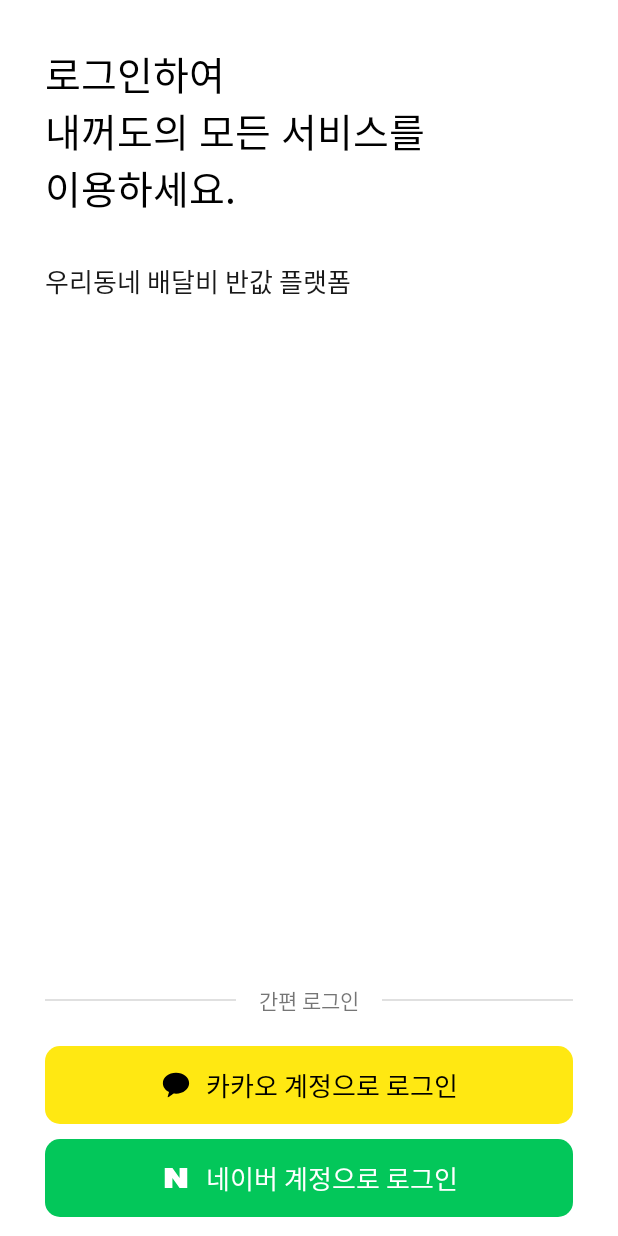
After one commit to uasang01/naeggeodo-android, an Android app: the layout activity_login.xml on its own in the app's theme, with its tools: preview values and no code run, on a phone screen of 412 x 824 dp. The commit adds this screen. Run offline under Robolectric (Android 15) with nearby library versions, the phone set to English and light mode, and no system bars.

Commit message:
feat : set up projcet, added login layout

```diff
--- a/app/build.gradle
+++ b/app/build.gradle
@@ -29,6 +29,11 @@ android {
     }
     kotlinOptions {
         jvmTarget = '1.8'
+    }
+
+    buildFeatures {
+        viewBinding true
+        dataBinding true
     }
 }
 
--- a/app/src/main/AndroidManifest.xml
+++ b/app/src/main/AndroidManifest.xml
@@ -14,7 +14,7 @@
         android:theme="@style/Theme.Naeggeodo"
         tools:targetApi="31">
         <activity
-            android:name=".MainActivity"
+            android:name=".view.LoginActivity"
             android:exported="true">
             <intent-filter>
                 <action android:name="android.intent.action.MAIN" />
--- a/app/src/main/java/com/naeggeodo/presentation/MainActivity.kt
+++ /dev/null
@@ -1,11 +0,0 @@
-package com.naeggeodo.presentation
-
-import androidx.appcompat.app.AppCompatActivity
-import android.os.Bundle
-
-class MainActivity : AppCompatActivity() {
-    override fun onCreate(savedInstanceState: Bundle?) {
-        super.onCreate(savedInstanceState)
-        setContentView(R.layout.activity_main)
-    }
-}
--- /dev/null
+++ b/app/src/main/java/com/naeggeodo/presentation/base/BaseActivity.kt
@@ -0,0 +1,44 @@
+package com.naeggeodo.presentation.base
+
+import android.os.Bundle
+import androidx.annotation.LayoutRes
+import androidx.appcompat.app.AppCompatActivity
+import androidx.appcompat.app.AppCompatDelegate
+import androidx.databinding.DataBindingUtil
+import androidx.databinding.ViewDataBinding
+
+abstract class BaseActivity<T: ViewDataBinding>
+    (@LayoutRes private val layoutId: Int): AppCompatActivity() {
+
+    protected lateinit var binding: T
+
+    override fun onCreate(savedInstanceState: Bundle?) {
+        beforeSetContentView()
+
+        super.onCreate(savedInstanceState)
+
+        // ignore dark mode
+        AppCompatDelegate.setDefaultNightMode(AppCompatDelegate.MODE_NIGHT_NO)
+
+        binding = DataBindingUtil.setContentView(this, layoutId)
+
+        initView()
+        initViewModel()
+        initListener()
+        afterOnCreate()
+    }
+
+    protected open fun beforeSetContentView() {}
+    protected open fun initView() {}
+    protected open fun initViewModel() {}
+    protected open fun initListener() {}
+    protected open fun afterOnCreate() {}
+
+
+//    protected fun shortShowToast(msg: String) =
+//        Toast.makeText(this, msg, Toast.LENGTH_SHORT).show()
+//
+//    protected fun longShowToast(msg: String) =
+//        Toast.makeText(this, msg, Toast.LENGTH_LONG).show()
+
+}
--- /dev/null
+++ b/app/src/main/java/com/naeggeodo/presentation/base/BaseFragment.kt
@@ -0,0 +1,53 @@
+package com.naeggeodo.presentation.base
+
+
+import android.os.Bundle
+import android.view.LayoutInflater
+import android.view.View
+import android.view.ViewGroup
+import android.widget.Toast
+import androidx.annotation.LayoutRes
+import androidx.databinding.DataBindingUtil
+import androidx.databinding.ViewDataBinding
+import androidx.fragment.app.Fragment
+import timber.log.Timber
+
+abstract class BaseFragment<B : ViewDataBinding>(
+    @LayoutRes val layoutId: Int
+) : Fragment() {
+    val binding get() = _binding!!
+    private var _binding: B? = null
+
+    override fun onCreateView(
+        inflater: LayoutInflater,
+        container: ViewGroup?,
+        savedInstanceState: Bundle?
+    ): View? {
+        _binding = DataBindingUtil.inflate(inflater, layoutId, container, false)
+        init()
+
+        Timber.e("onCreateView called")
+        return binding.root
+    }
+
+    override fun onViewCreated(view: View, savedInstanceState: Bundle?) {
+        super.onViewCreated(view, savedInstanceState)
+        binding.lifecycleOwner = this
+        Timber.e("onViewCreated called")
+    }
+
+    abstract fun init()
+
+    override fun onDestroyView() {
+        super.onDestroyView()
+
+        Timber.e("onDestroyView called")
+        _binding = null
+    }
+
+    protected fun shortShowToast(msg: String) =
+        Toast.makeText(context, msg, Toast.LENGTH_SHORT).show()
+
+    protected fun longShowToast(msg: String) =
+        Toast.makeText(context, msg, Toast.LENGTH_LONG).show()
+}
--- /dev/null
+++ b/app/src/main/java/com/naeggeodo/presentation/view/LoginActivity.kt
@@ -0,0 +1,9 @@
+package com.naeggeodo.presentation.view
+
+import com.naeggeodo.presentation.R
+import com.naeggeodo.presentation.base.BaseActivity
+import com.naeggeodo.presentation.databinding.ActivityLoginBinding
+
+class LoginActivity : BaseActivity<ActivityLoginBinding>(R.layout.activity_login) {
+
+}
--- /dev/null
+++ b/app/src/main/res/drawable/bg_kakao.xml
@@ -0,0 +1,15 @@
+<?xml version="1.0" encoding="utf-8"?>
+<shape
+    xmlns:android="http://schemas.android.com/apk/res/android"
+    android:shape="rectangle">
+
+    <stroke
+        android:width="0dp"/>
+
+    <solid
+        android:color="@color/kakao" />
+
+    <corners
+        android:radius="10dp" />
+
+</shape>
--- /dev/null
+++ b/app/src/main/res/drawable/bg_naver.xml
@@ -0,0 +1,15 @@
+<?xml version="1.0" encoding="utf-8"?>
+<shape
+    xmlns:android="http://schemas.android.com/apk/res/android"
+    android:shape="rectangle">
+
+    <stroke
+        android:width="0dp"/>
+
+    <solid
+        android:color="@color/naver" />
+
+    <corners
+        android:radius="10dp" />
+
+</shape>
--- /dev/null
+++ b/app/src/main/res/drawable/ic_kakao.xml
@@ -0,0 +1,9 @@
+<vector xmlns:android="http://schemas.android.com/apk/res/android"
+    android:width="20dp"
+    android:height="20dp"
+    android:viewportWidth="20"
+    android:viewportHeight="20">
+  <path
+      android:pathData="M9.997,1.875C5.167,1.875 1.25,4.982 1.25,8.817C1.25,11.296 2.886,13.468 5.351,14.701L4.463,17.891C4.463,17.891 4.447,18.04 4.542,18.096C4.638,18.152 4.753,18.109 4.753,18.109C5.029,18.07 7.94,16.01 8.449,15.653C8.952,15.726 9.474,15.762 10.003,15.762C14.833,15.762 18.75,12.655 18.75,8.82C18.75,4.986 14.827,1.875 9.997,1.875Z"
+      android:fillColor="#000000"/>
+</vector>
--- /dev/null
+++ b/app/src/main/res/drawable/ic_naver.xml
@@ -0,0 +1,4 @@
+<vector android:height="20dp" android:viewportHeight="30"
+    android:viewportWidth="30" android:width="20dp" xmlns:android="http://schemas.android.com/apk/res/android">
+    <path android:fillColor="#ffffff" android:pathData="M18.578,5V15.092L11.453,5H3.75V25H11.425V14.908L18.551,25H26.25V5H18.578Z"/>
+</vector>
--- /dev/null
+++ b/app/src/main/res/layout/activity_login.xml
@@ -0,0 +1,197 @@
+<?xml version="1.0" encoding="utf-8"?>
+<layout xmlns:android="http://schemas.android.com/apk/res/android"
+    xmlns:app="http://schemas.android.com/apk/res-auto"
+    xmlns:tools="http://schemas.android.com/tools">
+    <androidx.constraintlayout.widget.ConstraintLayout
+        android:layout_width="match_parent"
+        android:layout_height="match_parent"
+        tools:context=".view.LoginActivity">
+
+        <TextView
+            android:id="@+id/title"
+            android:layout_width="wrap_content"
+            android:layout_height="wrap_content"
+            android:text="로그인하여\n내꺼도의 모든 서비스를\n이용하세요."
+            style="@style/font_bold_26"
+            android:textColor="@color/black"
+
+            android:layout_marginTop="30dp"
+
+            app:layout_constraintStart_toStartOf="@+id/guideline_left"
+            app:layout_constraintTop_toTopOf="parent" />
+
+        <TextView
+            android:id="@+id/subTitle"
+            android:layout_width="wrap_content"
+            android:layout_height="wrap_content"
+            android:layout_marginTop="30dp"
+            android:text="우리동네 배달비 반값 플랫폼"
+            style="@style/font_regular"
+            android:textColor="@color/grey_191919"
+            app:layout_constraintTop_toBottomOf="@+id/title"
+            app:layout_constraintStart_toStartOf="@+id/guideline_left"
+            />
+
+        <androidx.constraintlayout.widget.ConstraintLayout
+            android:id="@+id/separator"
+            android:layout_width="0dp"
+            android:layout_height="wrap_content"
+            android:layout_marginBottom="20dp"
+            app:layout_constraintStart_toStartOf="@id/guideline_left"
+            app:layout_constraintEnd_toEndOf="@id/guideline_right"
+            app:layout_constraintBottom_toTopOf="@id/kakao_button"
+            >
+
+            <View
+                android:id="@+id/lineLeft"
+                android:layout_width="0dp"
+                android:layout_height="1dp"
+                android:background="@color/grey_E0E0E0"
+                app:layout_constraintTop_toTopOf="parent"
+                app:layout_constraintBottom_toBottomOf="parent"
+                app:layout_constraintStart_toStartOf="parent"
+                app:layout_constraintEnd_toStartOf="@id/separatorText"
+                />
+            <TextView
+                android:id="@+id/separatorText"
+                android:layout_width="wrap_content"
+                android:layout_height="wrap_content"
+                android:text="간편 로그인"
+                android:layout_marginHorizontal="15dp"
+                app:layout_constraintTop_toTopOf="parent"
+                app:layout_constraintStart_toEndOf="@+id/lineLeft"
+                app:layout_constraintEnd_toStartOf="@+id/lineRight"
+                />
+            <View
+                android:id="@+id/lineRight"
+                android:layout_width="0dp"
+                android:layout_height="1dp"
+                android:background="@color/grey_E0E0E0"
+                app:layout_constraintTop_toTopOf="parent"
+                app:layout_constraintBottom_toBottomOf="parent"
+                app:layout_constraintStart_toEndOf="@id/separatorText"
+                app:layout_constraintEnd_toEndOf="parent"
+                />
+
+        </androidx.constraintlayout.widget.ConstraintLayout>
+
+        <androidx.constraintlayout.widget.ConstraintLayout
+            android:id="@+id/kakao_button"
+            android:layout_width="0dp"
+            android:layout_height="52dp"
+            android:layout_marginBottom="10dp"
+            android:background="@drawable/bg_kakao"
+            app:layout_constraintStart_toStartOf="@id/guideline_left"
+            app:layout_constraintEnd_toEndOf="@id/guideline_right"
+            app:layout_constraintBottom_toTopOf="@id/naver_button"
+            >
+
+            <androidx.constraintlayout.widget.ConstraintLayout
+                android:layout_width="wrap_content"
+                android:layout_height="wrap_content"
+                app:layout_constraintStart_toStartOf="parent"
+                app:layout_constraintEnd_toEndOf="parent"
+                app:layout_constraintTop_toTopOf="parent"
+                app:layout_constraintBottom_toBottomOf="parent">
+                <ImageView
+                    android:id="@+id/ic_kakao"
+                    android:layout_width="wrap_content"
+                    android:layout_height="wrap_content"
+                    android:src="@drawable/ic_kakao"
+                    android:layout_marginEnd="10dp"
+                    app:layout_constraintTop_toTopOf="parent"
+                    app:layout_constraintBottom_toBottomOf="parent"
+                    app:layout_constraintStart_toStartOf="parent"
+                    app:layout_constraintEnd_toStartOf="@+id/txt_kakao"/>
+
+
+                <TextView
+                    android:id="@+id/txt_kakao"
+                    android:layout_width="wrap_content"
+                    android:layout_height="wrap_content"
+
+                    android:text="카카오 계정으로 로그인"
+                    style="@style/font_bold_17"
+                    android:textColor="@color/black"
+                    app:layout_constraintStart_toEndOf="@+id/ic_kakao"
+                    app:layout_constraintEnd_toEndOf="parent"
+                    app:layout_constraintTop_toTopOf="parent"
+                    app:layout_constraintBottom_toBottomOf="parent"
+                    />
+            </androidx.constraintlayout.widget.ConstraintLayout>
+
+
+
+        </androidx.constraintlayout.widget.ConstraintLayout>
+        <androidx.constraintlayout.widget.ConstraintLayout
+            android:id="@+id/naver_button"
+            android:layout_width="0dp"
+            android:layout_height="52dp"
+            android:background="@drawable/bg_naver"
+            app:layout_constraintStart_toStartOf="@id/guideline_left"
+            app:layout_constraintEnd_toEndOf="@id/guideline_right"
+            app:layout_constraintBottom_toBottomOf="@id/guideline_bottom"
+            >
+
+            <androidx.constraintlayout.widget.ConstraintLayout
+                android:layout_width="wrap_content"
+                android:layout_height="wrap_content"
+                app:layout_constraintStart_toStartOf="parent"
+                app:layout_constraintEnd_toEndOf="parent"
+                app:layout_constraintTop_toTopOf="parent"
+                app:layout_constraintBottom_toBottomOf="parent">
+                <ImageView
+                    android:id="@+id/ic_naver"
+                    android:layout_width="wrap_content"
+                    android:layout_height="wrap_content"
+                    android:src="@drawable/ic_naver"
+                    android:layout_marginEnd="10dp"
+
+                    app:layout_constraintTop_toTopOf="parent"
+                    app:layout_constraintBottom_toBottomOf="parent"
+                    app:layout_constraintStart_toStartOf="parent"
+                    app:layout_constraintEnd_toStartOf="@+id/txt_naver"/>
+
+
+                <TextView
+                    android:id="@+id/txt_naver"
+                    android:layout_width="wrap_content"
+                    android:layout_height="wrap_content"
+
+                    android:text="네이버 계정으로 로그인"
+                    android:textColor="@color/white"
+                    style="@style/font_bold_17"
+                    app:layout_constraintStart_toEndOf="@+id/ic_naver"
+                    app:layout_constraintEnd_toEndOf="parent"
+                    app:layout_constraintTop_toTopOf="parent"
+                    app:layout_constraintBottom_toBottomOf="parent"
+                    />
+            </androidx.constraintlayout.widget.ConstraintLayout>
+
+        </androidx.constraintlayout.widget.ConstraintLayout>
+
+        <androidx.constraintlayout.widget.Guideline
+            android:id="@+id/guideline_left"
+            android:layout_width="match_parent"
+            android:layout_height="match_parent"
+            android:orientation="vertical"
+            app:layout_constraintGuide_begin="30dp"
+            />
+        <androidx.constraintlayout.widget.Guideline
+            android:id="@+id/guideline_right"
+            android:layout_width="match_parent"
+            android:layout_height="match_parent"
+            android:orientation="vertical"
+            app:layout_constraintGuide_end="30dp"
+            />
+
+        <androidx.constraintlayout.widget.Guideline
+            android:id="@+id/guideline_bottom"
+            android:layout_width="match_parent"
+            android:layout_height="match_parent"
+            android:orientation="horizontal"
+            app:layout_constraintGuide_end="13dp"
+            />
+
+    </androidx.constraintlayout.widget.ConstraintLayout>
+</layout>
--- a/app/src/main/res/layout/activity_main.xml
+++ /dev/null
@@ -1,18 +0,0 @@
-<?xml version="1.0" encoding="utf-8"?>
-<androidx.constraintlayout.widget.ConstraintLayout xmlns:android="http://schemas.android.com/apk/res/android"
-    xmlns:app="http://schemas.android.com/apk/res-auto"
-    xmlns:tools="http://schemas.android.com/tools"
-    android:layout_width="match_parent"
-    android:layout_height="match_parent"
-    tools:context=".MainActivity">
-
-    <TextView
-        android:layout_width="wrap_content"
-        android:layout_height="wrap_content"
-        android:text="Hello World!"
-        app:layout_constraintBottom_toBottomOf="parent"
-        app:layout_constraintEnd_toEndOf="parent"
-        app:layout_constraintStart_toStartOf="parent"
-        app:layout_constraintTop_toTopOf="parent" />
-
-</androidx.constraintlayout.widget.ConstraintLayout>
--- a/app/src/main/res/values/colors.xml
+++ b/app/src/main/res/values/colors.xml
@@ -7,4 +7,12 @@
     <color name="teal_700">#FF018786</color>
     <color name="black">#FF000000</color>
     <color name="white">#FFFFFFFF</color>
+    <color name="grey_191919">#191919</color>
+    <color name="grey_E0E0E0">#E0E0E0</color>
+    <color name="grey_696969">#696969</color>
+    <color name="kakao">#FFE812</color>
+    <color name="naver">#03C75A</color>
+    <color name="main_color">#FF7B30</color>
+
+
 </resources>
--- a/app/src/main/res/values/themes.xml
+++ b/app/src/main/res/values/themes.xml
@@ -10,7 +10,33 @@
         <item name="colorSecondaryVariant">@color/teal_700</item>
         <item name="colorOnSecondary">@color/black</item>
         <!-- Status bar color. -->
-        <item name="android:statusBarColor" tools:targetApi="l">?attr/colorPrimaryVariant</item>
+        <item name="android:statusBarColor" >?attr/colorOnPrimary</item>
+        <item name="android:windowLightStatusBar">true</item>
         <!-- Customize your theme here. -->
+
+        <item name="windowActionBar">false</item>
+        <item name="windowNoTitle">true</item>
+    </style>
+
+    <style name="font_bold_26">
+        <item name="android:fontFamily">@font/spoqahansansneo_bold</item>
+        <item name="android:textSize">26sp</item>
+        <!--        <item name="android:fontWeight">400</item>-->
+    </style>
+
+    <style name="font_bold_17">
+        <item name="android:fontFamily">@font/spoqahansansneo_medium</item>
+        <item name="android:textSize">17sp</item>
+        <item name="android:includeFontPadding">false</item>
+    </style>
+
+    <style name="font_bold_15">
+        <item name="android:fontFamily">@font/spoqahansansneo_bold</item>
+        <item name="android:textSize">26sp</item>
+        <item name="android:includeFontPadding">false</item>
+    </style>
+    <style name="font_regular">
+        <item name="android:fontFamily">@font/spoqahansansneo_regular</item>
+        <item name="android:textSize">17sp</item>
     </style>
 </resources>
```
Also changed, not shown: 5 other files.
